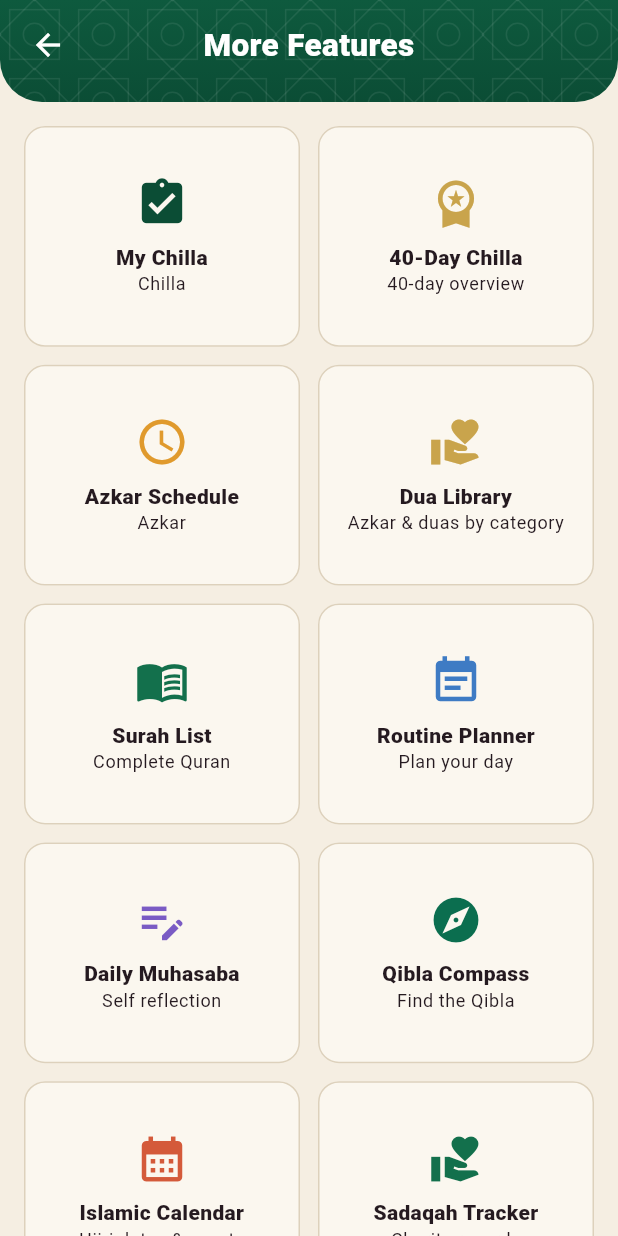
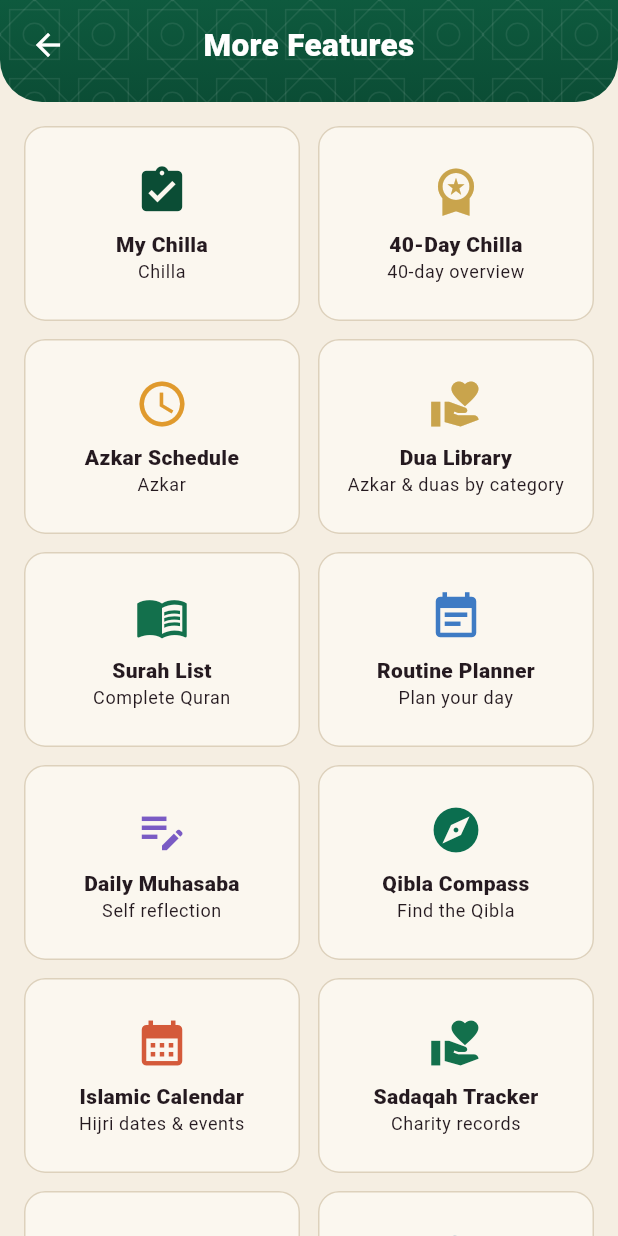
Before and after one commit to mianalihassan0038-ui/daily-deen-privacy, a Flutter app: the MoreFeaturesScreen screen opened directly, on a phone screen of 412 x 824 dp. Run offline on Flutter 3.47's test engine with Material 3 defaults, Android fonts, the phone set to English and light mode, and no system bars; our stand-ins replace file_picker, flutter_local_notifications, geolocator, image_picker, sensors_plus, shared_preferences and 2 more; accounts and stored records are empty.

Commit message:
Quick-track and More tiles: fixed heights that fit Urdu
Co-Authored-By: Claude Opus 5.5 <noreply@anthropic.com>
Claude-Session: https://claude.ai/code/session_01VXvRxEJ5kRoz66qDgCkR4H

```diff
--- a/app/lib/screens/more_screen.dart
+++ b/app/lib/screens/more_screen.dart
@@ -50,13 +50,15 @@ class MoreFeaturesScreen extends StatelessWidget {
       body: ListView(
         padding: const EdgeInsets.all(16),
         children: [
-          GridView.count(
-            crossAxisCount: 2,
+          GridView(
             shrinkWrap: true,
             physics: const NeverScrollableScrollPhysics(),
-            mainAxisSpacing: 12,
-            crossAxisSpacing: 12,
-            childAspectRatio: 1.25,
+            gridDelegate: SliverGridDelegateWithFixedCrossAxisCount(
+              crossAxisCount: 2,
+              mainAxisSpacing: 12,
+              crossAxisSpacing: 12,
+              mainAxisExtent: state.settings.urdu ? 160 : 130,
+            ),
             children: [
               for (final it in items)
                 Card(
```
Also changed, not shown: app/lib/screens/home_screen.dart (+9 -5 lines).
